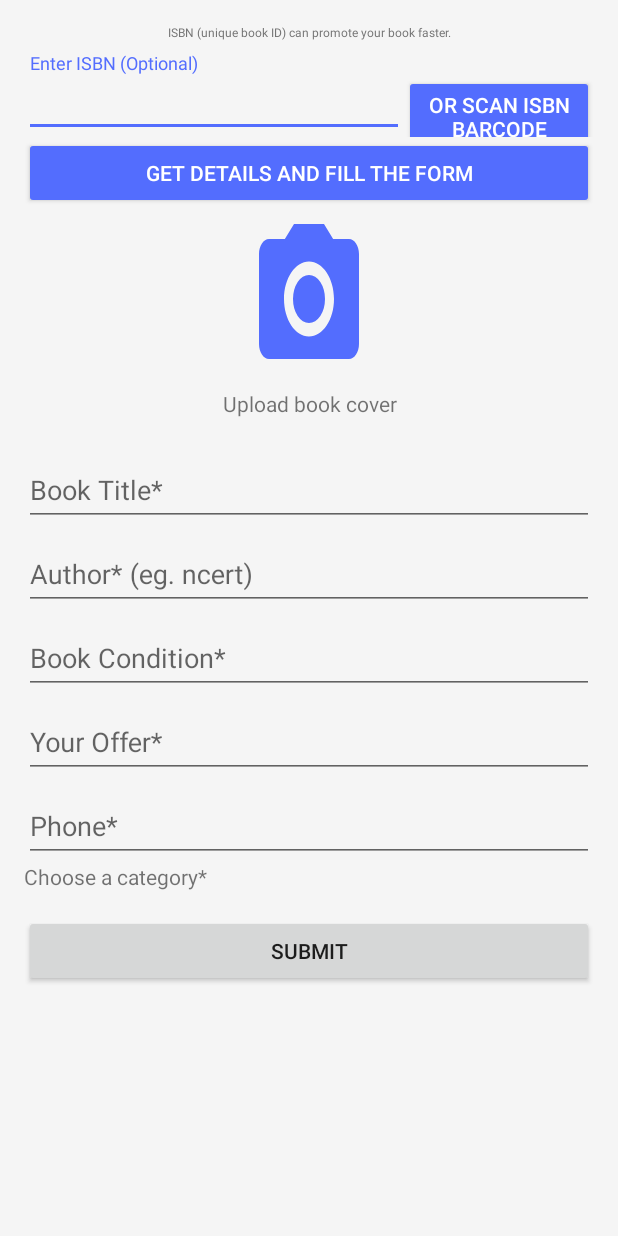
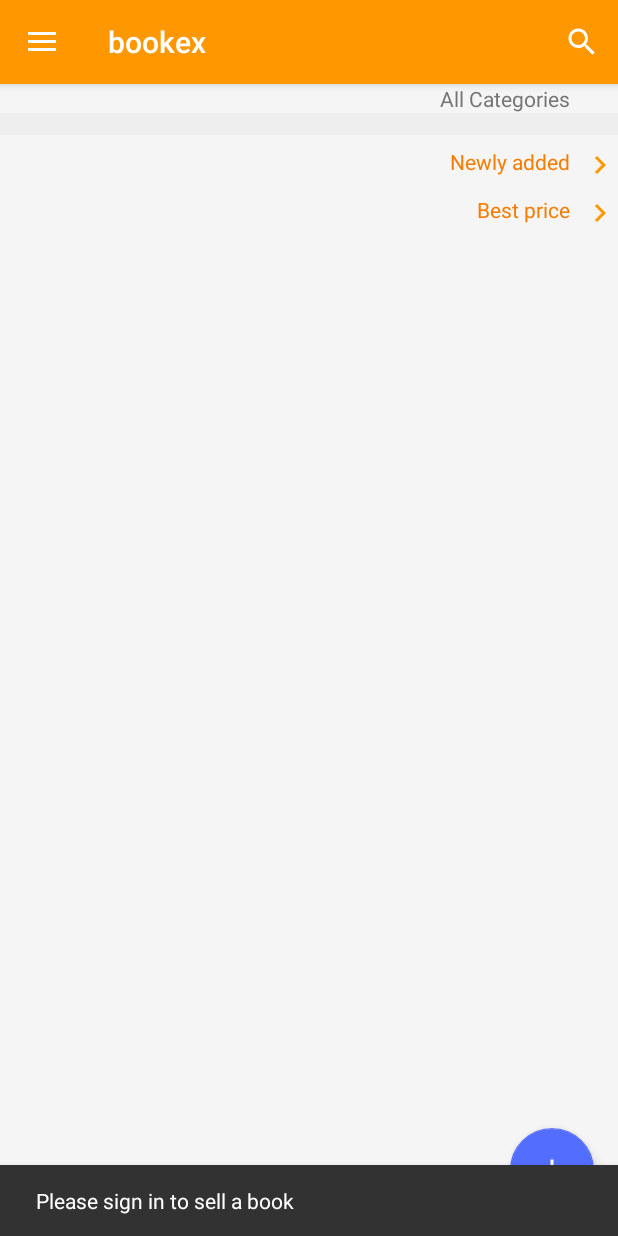
Before and after one commit to rajuat/Book, an Android app: the screen it shows after launch (SellActivity before the commit, DrawerActivity after it), in the side drawer, after a tap on "Sell a book", on a phone screen of 412 x 824 dp. Run offline under Robolectric (Android 15) with nearby library versions, the phone set to English and light mode, and no system bars; our stand-ins replace Firebase (no records; nobody signed in at launch, a user with empty details on screens opened directly); 15 statements that could not run were skipped.

Commit message:
revamped 2

```diff
--- a/app/src/main/java/com/itservz/bookex/android/BaseActivity.java
+++ b/app/src/main/java/com/itservz/bookex/android/BaseActivity.java
@@ -211,17 +211,17 @@ public abstract class BaseActivity extends AppCompatActivity implements GoogleAp
     abstract void updateUIWidgets();
 
     //login
-    protected static final int RC_SIGN_IN = 123;
-    protected void login() {
+    //protected static final int RC_SIGN_IN = 123;
+    protected void login(final int RC_SIGN_IN) {
         //https://github.com/firebase/FirebaseUI-Android/tree/master/auth
         FirebaseAuth auth = FirebaseAuth.getInstance();
-        NavigationView drawerNavigationView = (NavigationView) findViewById(R.id.nav_view);
-        MenuItem menuItem = drawerNavigationView.getMenu().findItem(R.id.loginBtn);
+        /*NavigationView drawerNavigationView = (NavigationView) findViewById(R.id.nav_view);
+        MenuItem menuItem = drawerNavigationView.getMenu().findItem(R.id.loginBtn);*/
         if (auth.getCurrentUser() != null) {
-            menuItem.setTitle("Logout");
+            //menuItem.setTitle("Logout");
             Snackbar.make(findViewById(R.id.drawer_layout), "Already Signin", Snackbar.LENGTH_LONG).show();
         } else {
-            menuItem.setTitle("Login");
+            //menuItem.setTitle("Logout");
             startActivityForResult(AuthUI.getInstance().createSignInIntentBuilder()
                     .setProviders(Arrays.asList(new AuthUI.IdpConfig.Builder(AuthUI.GOOGLE_PROVIDER).build()))
                     .setIsSmartLockEnabled(!BuildConfig.DEBUG)
--- a/app/src/main/java/com/itservz/bookex/android/DrawerActivity.java
+++ b/app/src/main/java/com/itservz/bookex/android/DrawerActivity.java
@@ -3,6 +3,7 @@ package com.itservz.bookex.android;
 import android.content.Context;
 import android.content.Intent;
 import android.os.Bundle;
+import android.os.Handler;
 import android.support.annotation.StringRes;
 import android.support.design.widget.FloatingActionButton;
 import android.support.design.widget.NavigationView;
@@ -54,6 +55,10 @@ public class DrawerActivity extends BaseActivity
     private ListView searchList;
     private FlowLayout categoriesFL;
     private CategoryBuilder categoryBuilder;
+    private static final int RC_SIGN_IN_FIRST_TIME = 111;
+    private static final int RC_SIGN_IN_DRAWER = 222;
+    private static final int RC_SIGN_IN_SELL = 333;
+    boolean doubleBackToExitPressedOnce = false;
 
     @Override
     protected void onCreate(Bundle savedInstanceState) {
@@ -62,17 +67,16 @@ public class DrawerActivity extends BaseActivity
 
         Toolbar toolbar = (Toolbar) findViewById(R.id.toolbar);
         setSupportActionBar(toolbar);
-        if(getIntent().getBooleanExtra("landingPage", false)) {
-            login();//user are ask to login
+        if (getIntent().getBooleanExtra("landingPage", false)) {
+            login(RC_SIGN_IN_FIRST_TIME);//user are ask to login
         }
 
         prefManager = new PrefManager(this);
         FloatingActionButton fab = (FloatingActionButton) findViewById(R.id.fab_sell);
-        final Intent sellIntent = new Intent(this, SellActivity.class);
         fab.setOnClickListener(new View.OnClickListener() {
             @Override
             public void onClick(View view) {
-                startActivity(sellIntent);
+                sell();
             }
         });
 
@@ -181,6 +185,16 @@ public class DrawerActivity extends BaseActivity
         });
     }
 
+    private void sell() {
+        if (isLogin()) {
+            Intent sellIntent = new Intent(DrawerActivity.this, SellActivity.class);
+            startActivity(sellIntent);
+        } else {
+            showSnackbar(R.string.sign_in_to_sell);
+            login(RC_SIGN_IN_SELL);
+        }
+    }
+
     @Override
     void displayAddressOutput() {
 
@@ -200,12 +214,16 @@ public class DrawerActivity extends BaseActivity
         View headerView = ((NavigationView) findViewById(R.id.nav_view)).getHeaderView(0);
         FirebaseAuth auth = FirebaseAuth.getInstance();
         FirebaseUser currentUser = auth.getCurrentUser();
+        NavigationView drawerNavigationView = (NavigationView) findViewById(R.id.nav_view);
+        MenuItem menuItem = drawerNavigationView.getMenu().findItem(R.id.loginBtn);
         if (currentUser != null) {
             ((TextView) headerView.findViewById(R.id.loginNameTxt)).setText(currentUser.getDisplayName());
             ((TextView) headerView.findViewById(R.id.loginEmailTxt)).setText(currentUser.getEmail());
+            menuItem.setTitle("Signout");
         } else {
             ((TextView) headerView.findViewById(R.id.loginNameTxt)).setText("Guest");
             ((TextView) headerView.findViewById(R.id.loginEmailTxt)).setText("");
+            menuItem.setTitle("Signin");
         }
     }
 
@@ -263,7 +281,21 @@ public class DrawerActivity extends BaseActivity
         if (drawer.isDrawerOpen(GravityCompat.START)) {
             drawer.closeDrawer(GravityCompat.START);
         } else {
-            super.onBackPressed();
+            if (doubleBackToExitPressedOnce) {
+                super.onBackPressed();
+                return;
+            }
+
+            this.doubleBackToExitPressedOnce = true;
+            Toast.makeText(this, "Please click BACK again to exit", Toast.LENGTH_SHORT).show();
+
+            new Handler().postDelayed(new Runnable() {
+
+                @Override
+                public void run() {
+                    doubleBackToExitPressedOnce = false;
+                }
+            }, 2000);
         }
     }
 
@@ -278,7 +310,6 @@ public class DrawerActivity extends BaseActivity
             startActivity(new Intent(this, SearchActivity.class));
             return true;
         }
-
         return super.onOptionsItemSelected(item);
     }
 
@@ -292,15 +323,14 @@ public class DrawerActivity extends BaseActivity
                 View headerView = ((NavigationView) findViewById(R.id.nav_view)).getHeaderView(0);
                 ((TextView) headerView.findViewById(R.id.loginNameTxt)).setText("Guest");
                 ((TextView) headerView.findViewById(R.id.loginEmailTxt)).setText("");
-                Snackbar.make(findViewById(R.id.drawer_layout), "Signout", Snackbar.LENGTH_LONG).show();
-                item.setTitle("Login");
+                showSnackbar(R.string.sign_out);
+                item.setTitle("Signin");
             } else {
-                login();
-                item.setTitle("Logout");
+                login(RC_SIGN_IN_DRAWER);
+                //item.setTitle("Logout");
             }
-        } else if(id == R.id.sell_book){
-            Intent sellIntent = new Intent(this, SellActivity.class);
-            startActivity(sellIntent);
+        } else if (id == R.id.sell_book) {
+            sell();
         }
 
         DrawerLayout drawer = (DrawerLayout) findViewById(R.id.drawer_layout);
@@ -308,19 +338,19 @@ public class DrawerActivity extends BaseActivity
         return true;
     }
 
-
     @Override
     public void onActivityResult(int requestCode, int resultCode, Intent data) {
         super.onActivityResult(requestCode, resultCode, data);
-        if (requestCode == RC_SIGN_IN) {
+        if (requestCode == RC_SIGN_IN_FIRST_TIME
+                || requestCode == RC_SIGN_IN_DRAWER
+                || requestCode == RC_SIGN_IN_SELL) {
             IdpResponse response = IdpResponse.fromResultIntent(data);
             if (resultCode == ResultCodes.OK) {
                 Snackbar.make(findViewById(R.id.drawer_layout), "Signin", Snackbar.LENGTH_LONG).show();
                 setLoginInfo();
-                /*Intent in = IdpResponse.getIntent(response);
-                in.setClass(context, SignedInActivity.class);
-                startActivity(SignedInActivity.createIntent(this, response));
-                finish();*/
+                if (requestCode == RC_SIGN_IN_SELL) {
+                    sell();
+                }
                 return;
             } else {
                 if (response == null) {
@@ -339,15 +369,13 @@ public class DrawerActivity extends BaseActivity
                     return;
                 }
             }
-
             showSnackbar(R.string.unknown_sign_in_response);
         }
     }
 
-    private void showSnackbar(@StringRes int errorMessageRes) {
-        Snackbar.make(findViewById(R.id.drawer_layout), errorMessageRes, Snackbar.LENGTH_LONG)
+    private void showSnackbar(@StringRes int message) {
+        Snackbar.make(findViewById(R.id.drawer_layout), message, Snackbar.LENGTH_LONG)
                 .show();
     }
 
-
 }
--- a/app/src/main/java/com/itservz/bookex/android/SellActivity.java
+++ b/app/src/main/java/com/itservz/bookex/android/SellActivity.java
@@ -20,6 +20,7 @@ import android.support.v4.app.ActivityCompat;
 import android.support.v4.content.ContextCompat;
 import android.util.Log;
 import android.view.View;
+import android.view.ViewGroup;
 import android.widget.Button;
 import android.widget.ImageView;
 import android.widget.LinearLayout;
@@ -49,6 +50,7 @@ import java.util.ArrayList;
 import java.util.Arrays;
 import java.util.Date;
 import java.util.List;
+import java.util.regex.Pattern;
 
 public class SellActivity extends BaseActivity implements
         View.OnClickListener, FirebaseCategoryService.CategoryListener {
@@ -63,18 +65,17 @@ public class SellActivity extends BaseActivity implements
 
     protected String mLatitudeLabel;
     protected String mLongitudeLabel;
-    protected TextView mLatitudeText;
-    protected TextView mLongitudeText;
+
     protected TextView mLocationAddressTextView;
-    ProgressBar mProgressBar;
-    Button mFetchAddressButton;
+
     private FlowLayout bookCategoriesLayout;
-    private LinearLayout categoryLL;
+    private int SCANNER_REQUEST_CODE = 12;
+
 
     @Override
     protected void onCreate(Bundle savedInstanceState) {
         super.onCreate(savedInstanceState);
-        checkLogin();
+        //checkLogin();
         //setContentView(R.layout.activity_sell);
 
         book = new Book();
@@ -103,41 +104,23 @@ public class SellActivity extends BaseActivity implements
             public void onClick(View view) {
                 startActivityForResult(
                         new Intent(SellActivity.this, SimpleScannerActivity.class),
-                        12);
+                        SCANNER_REQUEST_CODE);
             }
         });
 
-        ((Button) findViewById(R.id.sell_button)).setOnClickListener(this);
+        findViewById(R.id.sell_button).setOnClickListener(this);
 
         mLatitudeLabel = "Latitude";
         mLongitudeLabel = "Longitude";
-        /*mLatitudeText = (TextView) findViewById((R.id.latitude_text));
-        mLongitudeText = (TextView) findViewById((R.id.longitude_text));
-        mLocationAddressTextView = (TextView) findViewById(R.id.location_address_view);
-        mProgressBar = (ProgressBar) findViewById(R.id.progress_bar);
-        mFetchAddressButton = (Button) findViewById(R.id.fetch_address_button);
-*/
+
         updateUIWidgets();
         updateValuesFromBundle(savedInstanceState);
     }
 
-    void checkLogin(){
-        FirebaseAuth auth = FirebaseAuth.getInstance();
-        if (auth.getCurrentUser() == null) {
-            startActivityForResult(AuthUI.getInstance().createSignInIntentBuilder()
-                    .setProviders(Arrays.asList(new AuthUI.IdpConfig.Builder(AuthUI.GOOGLE_PROVIDER).build()))
-                    .setIsSmartLockEnabled(!BuildConfig.DEBUG)
-                    .build(), RC_SIGN_IN);
-        }
-    }
+    @Override
+    public void onCategoryAdded(final BookCategory bookCategory) {
 
-    @Override
-    public void onCategoryAdded(BookCategory bookCategory) {
-        addCategories(bookCategoriesLayout, bookCategory.longText);
-    }
-
-    private void addCategories(FlowLayout flowLayout, String label) {
-        categoryLL = new LinearLayout(this);
+        LinearLayout categoryLL = new LinearLayout(this);
         LinearLayout.LayoutParams layout = new LinearLayout.LayoutParams(LinearLayout.LayoutParams.WRAP_CONTENT, LinearLayout.LayoutParams.WRAP_CONTENT);
         categoryLL.setLayoutParams(layout);
         ScreenSizeScaler screenSizeScaler = new ScreenSizeScaler(getResources());
@@ -149,7 +132,7 @@ public class SellActivity extends BaseActivity implements
         textView.setBackground(getResources().getDrawable(R.drawable.rounded_border));
         textView.setPadding(px, px, px, px);
         textView.setTextColor(getResources().getColor(R.color.colorPrimaryDark));
-        textView.setText(label);
+        textView.setText(bookCategory.longText);
         textView.setOnClickListener(new View.OnClickListener() {
             @Override
             public void onClick(View view) {
@@ -157,15 +140,15 @@ public class SellActivity extends BaseActivity implements
                 if ("added".equals(textView.getTag())) {//deselect
                     textView.setBackground(getResources().getDrawable(R.drawable.rounded_border));
                     textView.setPadding(px, px, px, px);
-                    if (categories.contains(value)) {
-                        categories.remove(new BookCategory(value, value));
+                    if (categories.contains(bookCategory)) {
+                        categories.remove(bookCategory);
                     }
                     textView.setTag("");
                 } else {
                     textView.setBackground(getResources().getDrawable(R.drawable.rounded_border_selected));
                     textView.setPadding(px, px, px, px);
-                    if (!categories.contains(value)) {
-                        categories.add(new BookCategory(value, value));
+                    if (!categories.contains(bookCategory)) {
+                        categories.add(bookCategory);
                     }
                     textView.setTag("added");
                 }
@@ -173,7 +156,7 @@ public class SellActivity extends BaseActivity implements
         });
 
         categoryLL.addView(textView);
-        flowLayout.addView(categoryLL);
+        bookCategoriesLayout.addView(categoryLL, 0);
     }
 
     @Override
@@ -194,31 +177,34 @@ public class SellActivity extends BaseActivity implements
         }
         TextInputLayout conditionWrapper = (TextInputLayout) findViewById(R.id.condition_wrapper);
         if(book.getCondition() == null){
-            conditionWrapper.setError("Hint: good, bad, 2 years old, read only once, etc");
+            conditionWrapper.setError("Please enter a short description");
             return;
         } else {
             conditionWrapper.setError(null);
         }
         TextInputLayout priceWrapper = (TextInputLayout) findViewById(R.id.yourprice_wrapper);
         if(book.getYourPrice() == 0){
-            priceWrapper.setError("Enter for how much do you want to sell.");
+            priceWrapper.setError("Enter for how much do you want to sell!");
             return;
         } else {
             priceWrapper.setError(null);
         }
         TextInputLayout phoneWrapper = (TextInputLayout) findViewById(R.id.phone_wrapper);
-        if(book.getPhoneNumber() == null){
-            phoneWrapper.setError("Enter your phone number.");
+        if(book.getPhoneNumber() == null || !isValidPhoneNo(book.getPhoneNumber())){
+            phoneWrapper.setError("Enter a valid mobile number");
             return;
         } else {
             phoneWrapper.setError(null);
         }
         boolean hasCat = false;
+        LinearLayout categoryLL = (LinearLayout) bookCategoriesLayout.getChildAt(0);
         for(int index = 0 ; index < categoryLL.getChildCount(); index ++){
             Object tag = categoryLL.getChildAt(index).getTag();
+            String s =  tag == null ? " null " : tag.toString();
+            Log.d(TAG, "onClickTag: " +s );
+
             if(tag != null && "added".equals(tag.toString())){
                 hasCat = true;
-                Log.d(TAG, "onClick: asasasas");
                 break;
             }
         }
@@ -291,6 +277,7 @@ public class SellActivity extends BaseActivity implements
                 Bitmap bitmap = BitmapFactory.decodeStream(imageStream);
                 Log.d(TAG, "About to set to image view " + bitmap.getByteCount());
                 bookImage.setImageBitmap(bitmap);
+                bookImage.setBackground(null);
             } catch (FileNotFoundException e) {
                 if (ContextCompat.checkSelfPermission(this,
                         android.Manifest.permission.READ_EXTERNAL_STORAGE)
@@ -307,7 +294,7 @@ public class SellActivity extends BaseActivity implements
                     }
                 }
             }
-        } else if(requestCode == 12){
+        } else if(requestCode == SCANNER_REQUEST_CODE){
             String isbn = data.getStringExtra("ISBN");
             Log.d(TAG, "onActivityResult: isbn" + isbn);
             book.setISBN(isbn);
@@ -323,6 +310,7 @@ public class SellActivity extends BaseActivity implements
                 if (grantResults.length > 0 && grantResults[0] == PackageManager.PERMISSION_GRANTED) {
                     Bitmap bitmap = BitmapHelper.decodeSampledBitmapFromInputStream(getResources(), imageStream);
                     bookImage.setImageBitmap(bitmap);
+                    bookImage.setBackground(null);
                 } else {
                     Toast.makeText(this, "Denied", Toast.LENGTH_LONG);
                 }
@@ -396,4 +384,9 @@ public class SellActivity extends BaseActivity implements
         }
     }
 
+    private boolean isValidPhoneNo(CharSequence phoneNo) {
+        String pattern = "^(?:(?:\\+|0{0,2})91(\\s*[\\ -]\\s*)?|[0]?)?[789]\\d{9}|(\\d[ -]?){10}\\d$";
+        return Pattern.matches(pattern, phoneNo);
+    }
+
 }
--- a/app/src/main/java/com/itservz/bookex/android/util/DistanceCalculator.java
+++ b/app/src/main/java/com/itservz/bookex/android/util/DistanceCalculator.java
@@ -10,9 +10,10 @@ import com.itservz.bookex.android.model.Location;
 
 public class DistanceCalculator {
 
-
+    private static final String TAG = "DistanceCalculator";
 
     public static double distance(double lat1, double lng1, double lat2, double lng2) {
+        Log.d(TAG, "cordinates: " + lat1 + " " + lng1 + " " + lat2 + " " + lng2);
         double earthRadius = 6371; //kilometers
         double dLat = Math.toRadians(lat2 - lat1);
         double dLng = Math.toRadians(lng2 - lng1);
@@ -21,6 +22,7 @@ public class DistanceCalculator {
                         Math.sin(dLng / 2) * Math.sin(dLng / 2);
         double c = 2 * Math.atan2(Math.sqrt(a), Math.sqrt(1 - a));
         double dist = earthRadius * c;
+        Log.d(TAG, "distance: " + dist);
         return dist;
     }
 }
--- a/app/src/main/res/layout/activity_sell.xml
+++ b/app/src/main/res/layout/activity_sell.xml
@@ -30,7 +30,7 @@
                 android:layout_width="match_parent"
                 android:layout_height="wrap_content"
                 android:gravity="center_horizontal"
-                android:text="ISBN (unique book ID) can promote your book faster."
+                android:text="Use ISBN (unique book ID) or barcode for easier selling"
                 android:textColor="@color/colorSecondaryText"
                 android:textSize="8sp" />
 
@@ -154,7 +154,7 @@
                 android:id="@+id/phone_wrapper"
                 android:layout_width="match_parent"
                 android:layout_height="wrap_content"
-                android:hint="Phone*">
+                android:hint="Mobile No.*">
 
                 <android.support.design.widget.TextInputEditText
                     android:id="@+id/book_phone"
@@ -182,58 +182,6 @@
                 android:layout_height="wrap_content"
                 android:text="Submit" />
 
-            <!--<LinearLayout xmlns:android="http://schemas.android.com/apk/res/android"
-                android:layout_width="match_parent"
-                android:layout_height="match_parent"
-                android:orientation="vertical"
-                android:paddingBottom="@dimen/activity_vertical_margin"
-                android:paddingLeft="@dimen/activity_horizontal_margin"
-                android:paddingRight="@dimen/activity_horizontal_margin"
-                android:paddingTop="@dimen/activity_vertical_margin">
-
-                <TextView
-                    android:id="@+id/latitude_text"
-                    android:layout_width="wrap_content"
-                    android:layout_height="wrap_content"
-                    android:layout_marginLeft="10dp"
-                    android:layout_marginStart="10dp"
-                    android:textIsSelectable="true"
-                    android:textSize="16sp" />
-
-                <TextView
-                    android:id="@+id/longitude_text"
-                    android:layout_width="wrap_content"
-                    android:layout_height="wrap_content"
-                    android:layout_marginLeft="10dp"
-                    android:layout_marginStart="10dp"
-                    android:layout_marginTop="@dimen/text_margin"
-                    android:textIsSelectable="true"
-                    android:textSize="16sp" />
-
-                <Button
-                    android:id="@+id/fetch_address_button"
-                    android:layout_width="wrap_content"
-                    android:layout_height="wrap_content"
-                    android:onClick="fetchAddressButtonHandler"
-                    android:text="@string/fetch_address" />
-
-                <ProgressBar
-                    android:id="@+id/progress_bar"
-                    android:layout_width="wrap_content"
-                    android:layout_height="wrap_content"
-                    android:layout_centerInParent="true" />
-
-                <TextView
-                    android:id="@+id/location_address_view"
-                    android:layout_width="wrap_content"
-                    android:layout_height="wrap_content"
-                    android:layout_alignParentLeft="true"
-                    android:layout_alignParentStart="true"
-                    android:layout_alignParentTop="true"
-                    android:layout_marginTop="16dp"
-                    android:textSize="20sp" />
-            </LinearLayout>-->
-
         </LinearLayout>
     </ScrollView>
 </layout>
--- a/app/src/main/res/layout/activity_splash_screen.xml
+++ b/app/src/main/res/layout/activity_splash_screen.xml
@@ -6,9 +6,10 @@
 
     <ImageView
         android:id="@+id/splash"
-        android:layout_width="match_parent"
-        android:layout_height="match_parent"
+        android:layout_width="96dp"
+        android:layout_height="96dp"
         android:layout_centerInParent="true"
+        android:src="@drawable/bx"
         />
 
     <TextView
--- a/app/src/main/res/menu/activity_drawer_drawer.xml
+++ b/app/src/main/res/menu/activity_drawer_drawer.xml
@@ -3,7 +3,7 @@
     <item
         android:id="@+id/loginBtn"
         android:icon="@drawable/ic_exit_to_app_black_24dp"
-        android:title="Login" />
+        android:title="Signin" />
 
     <item
         android:id="@+id/sell_book"
--- a/app/src/main/res/values/strings.xml
+++ b/app/src/main/res/values/strings.xml
@@ -118,4 +118,7 @@
     <string name="no_internet_connection">No internet connection</string>
     <string name="unknown_error">Did not sign in</string>
     <string name="unknown_sign_in_response">Unknown response from AuthUI sign-in</string>
+
+    <string name="sign_in_to_sell">Please sign in to sell a book</string>
+    <string name="sign_out">Signout</string>
 </resources>
```
Also changed, not shown: app/src/main/java/com/itservz/bookex/android/BookDetailFragment.java (+6 -2 lines), app/src/main/java/com/itservz/bookex/android/backend/FirebaseCategoryService.java (+1 -17 lines), app/src/main/java/com/itservz/bookex/android/model/BookCategory.java (+19 -5 lines), app/src/main/res/mipmap-hdpi/ic_launcher.png, app/src/main/res/mipmap-mdpi/ic_launcher.png, app/src/main/res/mipmap-xhdpi/ic_launcher.png, app/src/main/res/mipmap-xxhdpi/ic_launcher.png, app/src/main/res/mipmap-xxxhdpi/ic_launcher.png.
